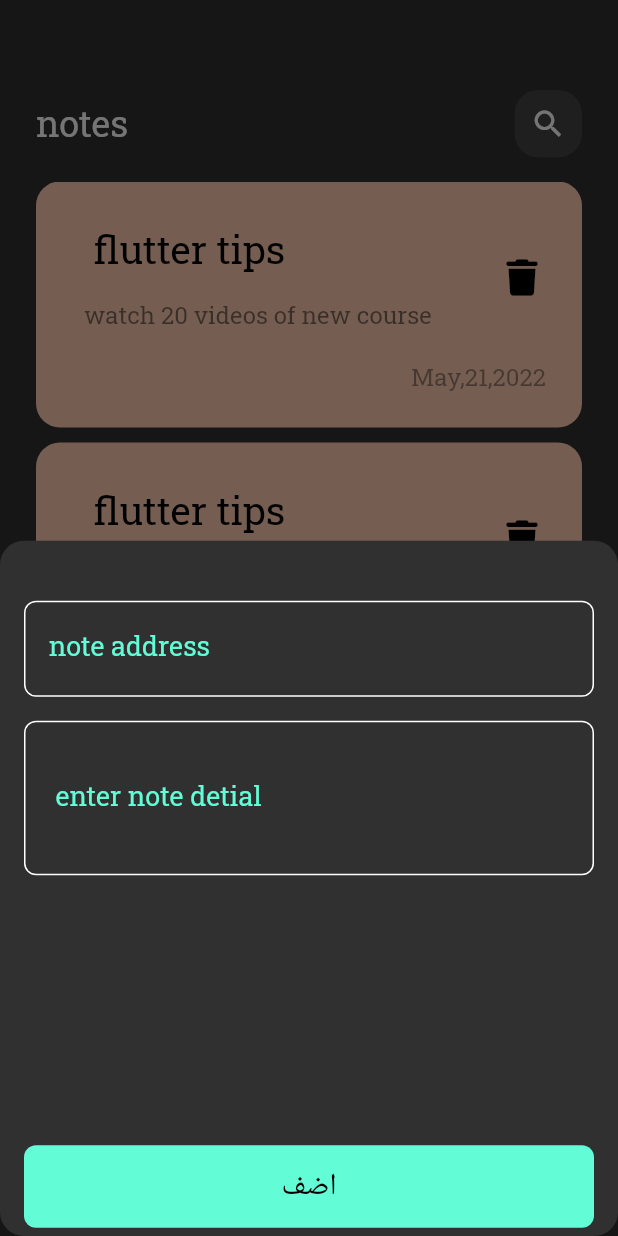
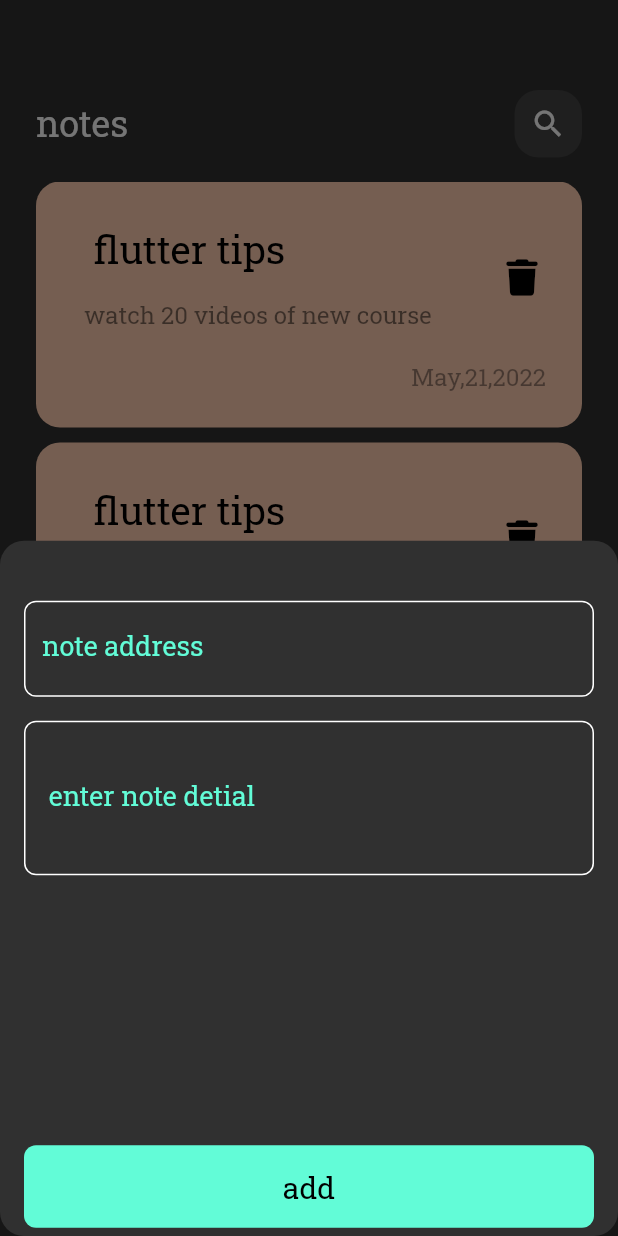
Before and after one commit to Ali1910/notesapp-main, a Flutter app: the screen it shows after launch, after a tap on the "add" icon, on a phone screen of 412 x 824 dp. Run offline on Flutter 3.47's test engine with Material 2 defaults, Android fonts, the phone set to English and light mode, and no system bars; our stand-ins replace font_awesome_flutter, hive, hive_flutter; accounts and stored records are empty.

Commit message:
create add note form

```diff
--- a/lib/views/widgets/CustomButtom.dart
+++ b/lib/views/widgets/CustomButtom.dart
@@ -2,11 +2,14 @@ import 'package:flutter/material.dart';
 import 'package:notesapp/constants/constants.dart';
 
 class CustomButton extends StatelessWidget {
-  const CustomButton({super.key});
+  const CustomButton({super.key, this.ontap});
+  final void Function()? ontap;
 
   @override
   Widget build(BuildContext context) {
-    return Container(
+    return GestureDetector(
+      onTap: ontap,
+      child: Container(
         decoration: BoxDecoration(
           color: kprimarycolor,
           borderRadius: BorderRadius.circular(8),
@@ -15,8 +18,9 @@ class CustomButton extends StatelessWidget {
         height: 55,
         child: const Center(
           child: Text(
-          'اضف',
+            'add',
             style: TextStyle(fontSize: 20, color: Colors.black),
+          ),
         ),
       ),
     );
--- a/lib/views/widgets/CustomTextFeild.dart
+++ b/lib/views/widgets/CustomTextFeild.dart
@@ -3,15 +3,26 @@ import 'package:notesapp/constants/constants.dart';
 
 class CustomTextFeild extends StatelessWidget {
   const CustomTextFeild(
-      {super.key, required this.hint, this.maxlines = 1, required this.label});
+      {super.key,
+      required this.hint,
+      this.maxlines = 1,
+      required this.label,
+      this.onvsaved});
   final String hint;
   final String label;
   final int maxlines;
+  final void Function(String?)? onvsaved;
   @override
   Widget build(BuildContext context) {
     return TextFormField(
+      onSaved: onvsaved,
+      validator: (value) {
+        if (value?.isEmpty ?? true) {
+          return 'field is required';
+        } else
+          return null;
+      },
       maxLines: maxlines,
-      textAlign: TextAlign.right,
       cursorColor: kprimarycolor,
       decoration: InputDecoration(
         labelText: label,
```
Lines whose indentation alone changed are shown as unchanged.
